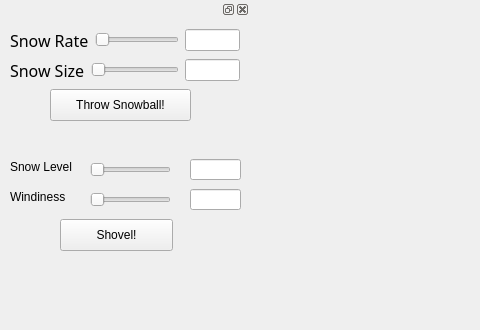
First picture: the form in ui/mainwindow.ui, repository trev1400/cabin-fever, before the edit; both pictures show x 0 to 480 and y 0 to 330 of the 1400 by 800 pixel window.
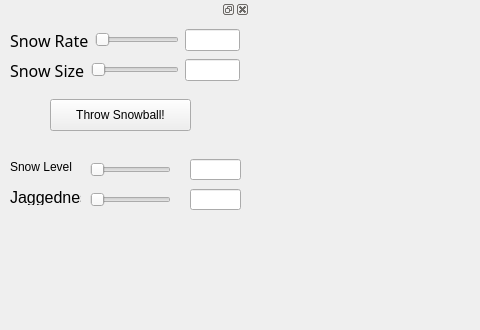
Second picture: the form after the edit.

```diff
--- a/ui/mainwindow.ui
+++ b/ui/mainwindow.ui
@@ -185,7 +185,7 @@
      <property name="geometry">
       <rect>
        <x>50</x>
-       <y>70</y>
+       <y>80</y>
        <width>141</width>
        <height>32</height>
       </rect>
@@ -194,19 +194,6 @@
       <string>Throw Snowball!</string>
      </property>
     </widget>
-    <widget class="QPushButton" name="shovelButton">
-     <property name="geometry">
-      <rect>
-       <x>60</x>
-       <y>200</y>
-       <width>113</width>
-       <height>32</height>
-      </rect>
-     </property>
-     <property name="text">
-      <string>Shovel!</string>
-     </property>
-    </widget>
     <widget class="QWidget" name="fallenSnow" native="true">
      <property name="geometry">
       <rect>
@@ -261,8 +248,13 @@
         <height>16</height>
        </rect>
       </property>
+      <property name="font">
+       <font>
+        <pointsize>12</pointsize>
+       </font>
+      </property>
       <property name="text">
-       <string>Windiness</string>
+       <string>Jaggedness</string>
       </property>
      </widget>
      <widget class="QSlider" name="WindinessSlider">
```
